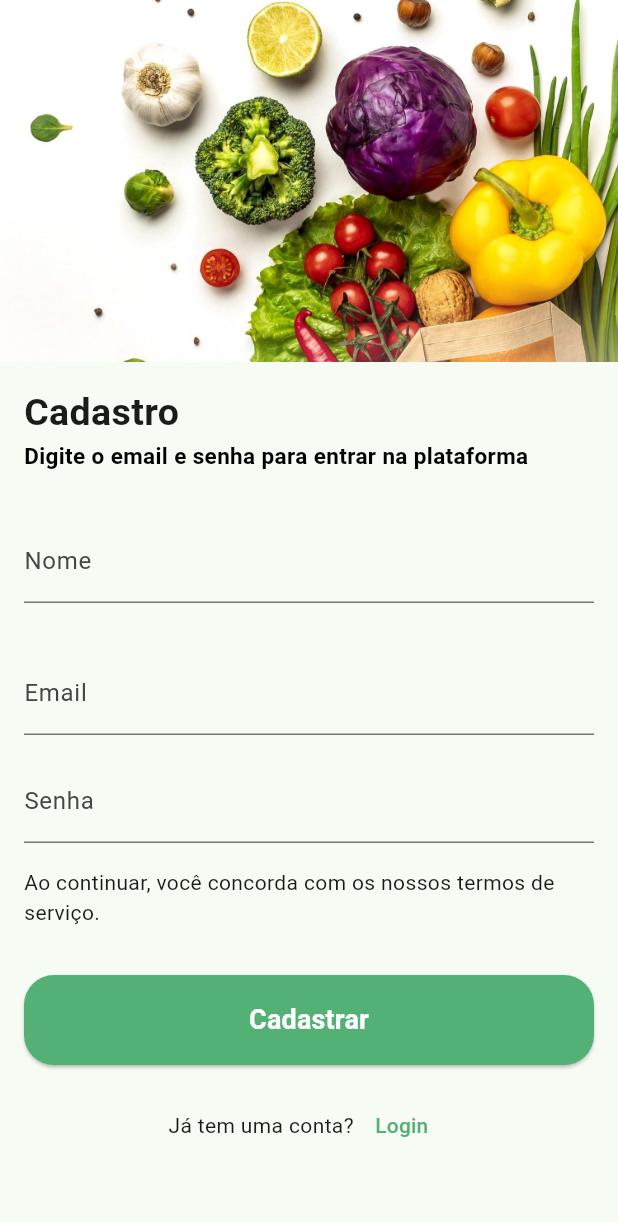
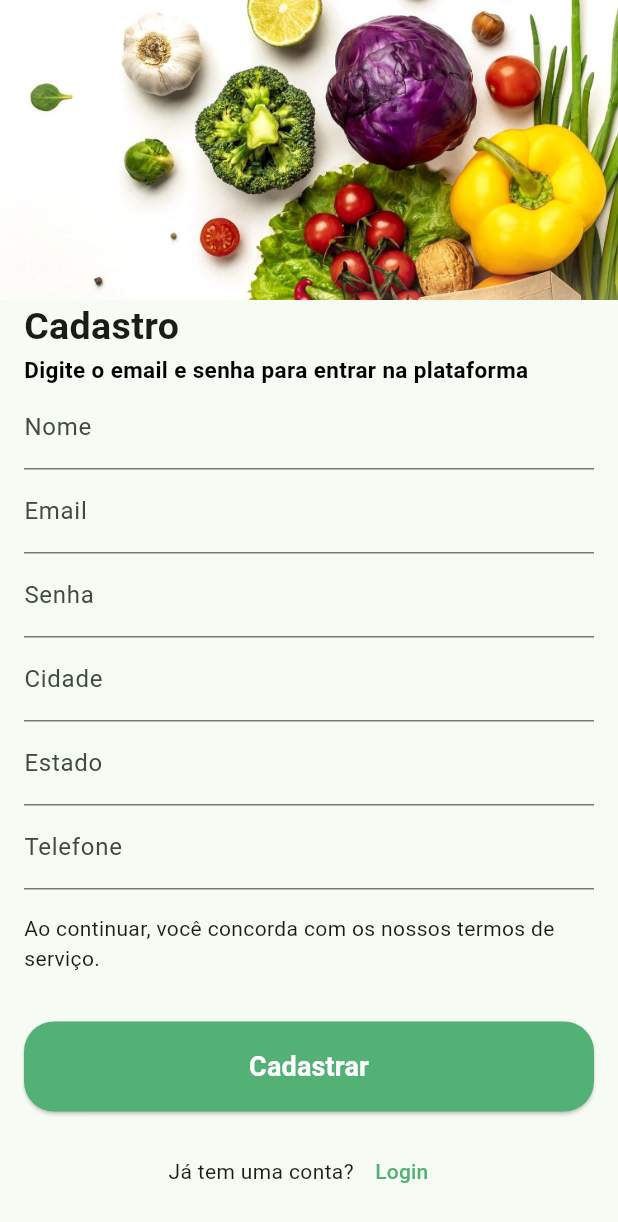
Before and after one commit to mucasantos/dsnoite_flutter_grocery_app, a Flutter app: the screen it shows after launch, after a tap on "Cadastro", after a tap on "Cadastrar", on a phone screen of 412 x 824 dp. Shown: the top 1222 px of the screen. Run offline on Flutter 3.47's test engine with Material 3 defaults, Android fonts, the phone set to English and light mode, and no system bars; our stand-ins replace dio; network calls fail.

Commit message:
screen signup

```diff
--- a/lib/services/http_manager.dart
+++ b/lib/services/http_manager.dart
@@ -1,3 +1,5 @@
+import 'dart:developer';
+
 import 'package:dio/dio.dart';
 
 //const String server = "http://192.168.15.5:3001/";
@@ -17,4 +19,42 @@ class HTTPManager {
     response = await dio.get('${server}categories');
     return response.data;
   }
+
+  userLogin(String email, String password) async {
+    Response response;
+    response = await dio.post('${server}login', data: {
+      'email': email,
+      'password': password,
+    });
+
+    return response.data;
+  }
+
+  userSignup({
+    required String email,
+    required String password,
+    required String name,
+    required String state,
+    required String city,
+    required String phone,
+  }) async {
+    Response response;
+
+    try {
+      response = await dio.post('${server}signup', data: {
+        'email': email,
+        'password': password,
+        'name': name,
+        'state': state,
+        'city': city,
+        'phone': phone,
+      });
+
+      return response.data;
+    } catch (e) {
+      if (e is DioException) {
+        return e.response?.data;
+      }
+    }
+  }
 }
--- a/lib/views/login_screen.dart
+++ b/lib/views/login_screen.dart
@@ -1,4 +1,7 @@
+import 'dart:math';
+
 import 'package:flutter/material.dart';
+import 'package:grocery_app/services/http_manager.dart';
 import 'package:grocery_app/views/navigation_screen.dart';
 import 'package:grocery_app/views/signup_screen.dart';
 import 'package:grocery_app/views/widgets/app_button.dart';
@@ -11,6 +14,10 @@ class LoginScreen extends StatefulWidget {
 }
 
 class _LoginScreenState extends State<LoginScreen> {
+  final TextEditingController emailController = TextEditingController();
+  final TextEditingController passController = TextEditingController();
+
+  bool loginError = false;
   @override
   Widget build(BuildContext context) {
     return Scaffold(
@@ -52,6 +59,7 @@ class _LoginScreenState extends State<LoginScreen> {
               Padding(
                 padding: const EdgeInsets.all(16.0),
                 child: TextFormField(
+                  controller: emailController,
                   decoration: const InputDecoration(
                     //   hintText: 'Email',
                     label: Text('Email'),
@@ -61,6 +69,7 @@ class _LoginScreenState extends State<LoginScreen> {
               Padding(
                 padding: const EdgeInsets.symmetric(horizontal: 16.0),
                 child: TextFormField(
+                  controller: passController,
                   decoration: const InputDecoration(
                     //  hintText: 'Senha',
                     label: Text('Senha'),
@@ -76,17 +85,34 @@ class _LoginScreenState extends State<LoginScreen> {
               )
             ],
           ),
+          if (loginError)
+            const Center(
+              child: Text(
+                "Usuário ou senha inválidos!",
+                style: TextStyle(
+                  color: Colors.red,
+                  fontWeight: FontWeight.bold,
+                ),
+              ),
+            ),
           Column(
             children: [
-              AppButton(
-                onPressed: () {
+              AppButton(onPressed: () async {
+                try {
+                  var userLoginData = await HTTPManager()
+                      .userLogin(emailController.text, passController.text);
                   Navigator.of(context).pushReplacement(
                     MaterialPageRoute(
                       builder: (context) => const NavigationScreen(),
                     ),
                   );
-                },
-              ),
+                } catch (e) {
+                  setState(() {
+                    loginError = true;
+                  });
+                  print(e);
+                }
+              }),
               Row(
                 mainAxisAlignment: MainAxisAlignment.center,
                 children: [
--- a/lib/views/signup_screen.dart
+++ b/lib/views/signup_screen.dart
@@ -1,5 +1,6 @@
 import 'package:flutter/material.dart';
 import 'package:grocery_app/services/app_constants.dart';
+import 'package:grocery_app/services/http_manager.dart';
 import 'package:grocery_app/views/login_screen.dart';
 import 'package:grocery_app/views/widgets/app_button.dart';
 
@@ -11,21 +12,32 @@ class SignupScreen extends StatefulWidget {
 }
 
 class _SignupScreenState extends State<SignupScreen> {
+  final TextEditingController emailController = TextEditingController();
+  final TextEditingController passController = TextEditingController();
+  final TextEditingController nameController = TextEditingController();
+  final TextEditingController stateController = TextEditingController();
+  final TextEditingController cityController = TextEditingController();
+  final TextEditingController phoneController = TextEditingController();
+
+  bool signupError = false;
   @override
   Widget build(BuildContext context) {
     return Scaffold(
-      body: Column(
+      body: SingleChildScrollView(
+        child: SizedBox(
+          // height: MediaQuery.of(context).size.height,
+          child: Column(
             mainAxisAlignment: MainAxisAlignment.end,
             crossAxisAlignment: CrossAxisAlignment.start,
             children: [
-          Expanded(
-              child: Image.asset(
+              Image.asset(
                 "assets/images/start.jpg",
                 width: double.infinity,
+                height: 200,
                 fit: BoxFit.cover,
-          )),
+              ),
               const Padding(
-            padding: EdgeInsets.all(16.0),
+                padding: EdgeInsets.symmetric(horizontal: 16.0),
                 child: Column(
                   mainAxisAlignment: MainAxisAlignment.start,
                   crossAxisAlignment: CrossAxisAlignment.start,
@@ -51,8 +63,9 @@ class _SignupScreenState extends State<SignupScreen> {
               Column(
                 children: [
                   Padding(
-                padding: const EdgeInsets.all(16.0),
+                    padding: const EdgeInsets.symmetric(horizontal: 16.0),
                     child: TextFormField(
+                      controller: nameController,
                       decoration: const InputDecoration(
                         //   hintText: 'Email',
                         label: Text('Nome'),
@@ -60,8 +73,9 @@ class _SignupScreenState extends State<SignupScreen> {
                     ),
                   ),
                   Padding(
-                padding: const EdgeInsets.all(16.0),
+                    padding: const EdgeInsets.symmetric(horizontal: 16.0),
                     child: TextFormField(
+                      controller: emailController,
                       decoration: const InputDecoration(
                         //   hintText: 'Email',
                         label: Text('Email'),
@@ -71,9 +85,40 @@ class _SignupScreenState extends State<SignupScreen> {
                   Padding(
                     padding: const EdgeInsets.symmetric(horizontal: 16.0),
                     child: TextFormField(
+                      controller: passController,
                       decoration: const InputDecoration(
                         //  hintText: 'Senha',
                         label: Text('Senha'),
+                      ),
+                    ),
+                  ),
+                  Padding(
+                    padding: const EdgeInsets.symmetric(horizontal: 16.0),
+                    child: TextFormField(
+                      controller: cityController,
+                      decoration: const InputDecoration(
+                        //  hintText: 'Senha',
+                        label: Text('Cidade'),
+                      ),
+                    ),
+                  ),
+                  Padding(
+                    padding: const EdgeInsets.symmetric(horizontal: 16.0),
+                    child: TextFormField(
+                      controller: stateController,
+                      decoration: const InputDecoration(
+                        //  hintText: 'Senha',
+                        label: Text('Estado'),
+                      ),
+                    ),
+                  ),
+                  Padding(
+                    padding: const EdgeInsets.symmetric(horizontal: 16.0),
+                    child: TextFormField(
+                      controller: phoneController,
+                      decoration: const InputDecoration(
+                        //  hintText: 'Senha',
+                        label: Text('Telefone'),
                       ),
                     ),
                   ),
@@ -88,7 +133,28 @@ class _SignupScreenState extends State<SignupScreen> {
                 children: [
                   AppButton(
                     btnTitle: "Cadastrar",
-                onPressed: () {},
+                    onPressed: () async {
+                      try {
+                        var userSignupData = await HTTPManager().userSignup(
+                          email: emailController.text,
+                          password: passController.text,
+                          name: nameController.text,
+                          state: stateController.text,
+                          city: cityController.text,
+                          phone: phoneController.text,
+                        );
+                        print("On View");
+
+                        print(userSignupData['data']);
+                      } catch (e) {
+                        setState(() {
+                          signupError = true;
+                        });
+                        print("Error LOG TRY==>");
+                        print(e);
+                        print("Error LOG TRY==>");
+                      }
+                    },
                   ),
                   Row(
                     mainAxisAlignment: MainAxisAlignment.center,
@@ -112,6 +178,8 @@ class _SignupScreenState extends State<SignupScreen> {
               )
             ],
           ),
+        ),
+      ),
     );
   }
 }
```
Also changed, not shown: pubspec.lock. Lines whose indentation alone changed are shown as unchanged.
